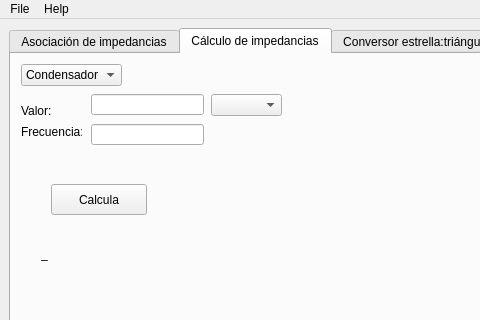
Qt form gui/tercera-manoUI.ui (zerberros/tercera_mano) before a commit; both pictures show x 0 to 480 and y 0 to 320 of the 714 by 500 pixel window.
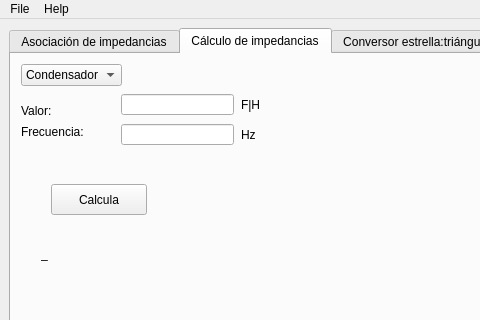
The same form after that commit. The open tabs and pages were chosen to show the change. Icons and pictures are not drawn.

```diff
--- a/gui/tercera-manoUI.ui
+++ b/gui/tercera-manoUI.ui
@@ -136,7 +136,7 @@
        <widget class="QLineEdit" name="lE_cz_val">
         <property name="geometry">
          <rect>
-          <x>80</x>
+          <x>110</x>
           <y>40</y>
           <width>113</width>
           <height>21</height>
@@ -164,7 +164,7 @@
          <rect>
           <x>10</x>
           <y>70</y>
-          <width>61</width>
+          <width>71</width>
           <height>16</height>
          </rect>
         </property>
@@ -178,26 +178,13 @@
         </property>
         <property name="geometry">
          <rect>
-          <x>80</x>
+          <x>110</x>
           <y>70</y>
           <width>113</width>
           <height>21</height>
          </rect>
         </property>
        </widget>
-       <widget class="QComboBox" name="comboBox_3">
-        <property name="enabled">
-         <bool>true</bool>
-        </property>
-        <property name="geometry">
-         <rect>
-          <x>200</x>
-          <y>40</y>
-          <width>71</width>
-          <height>22</height>
-         </rect>
-        </property>
-       </widget>
        <widget class="QPushButton" name="pushButton_calcula_impedancias">
         <property name="geometry">
          <rect>
@@ -227,6 +214,32 @@
          <set>Qt::LinksAccessibleByMouse|Qt::TextSelectableByKeyboard</set>
         </property>
        </widget>
+       <widget class="QLabel" name="label_5">
+        <property name="geometry">
+         <rect>
+          <x>230</x>
+          <y>70</y>
+          <width>65</width>
+          <height>21</height>
+         </rect>
+        </property>
+        <property name="text">
+         <string>Hz</string>
+        </property>
+       </widget>
+       <widget class="QLabel" name="label_6">
+        <property name="geometry">
+         <rect>
+          <x>230</x>
+          <y>40</y>
+          <width>65</width>
+          <height>21</height>
+         </rect>
+        </property>
+        <property name="text">
+         <string>F|H</string>
+        </property>
+       </widget>
       </widget>
       <widget class="QWidget" name="Estrella_triangulo">
        <attribute name="title">
```
Left out of the diff: 3 changed lines with no effect on the pictures.
